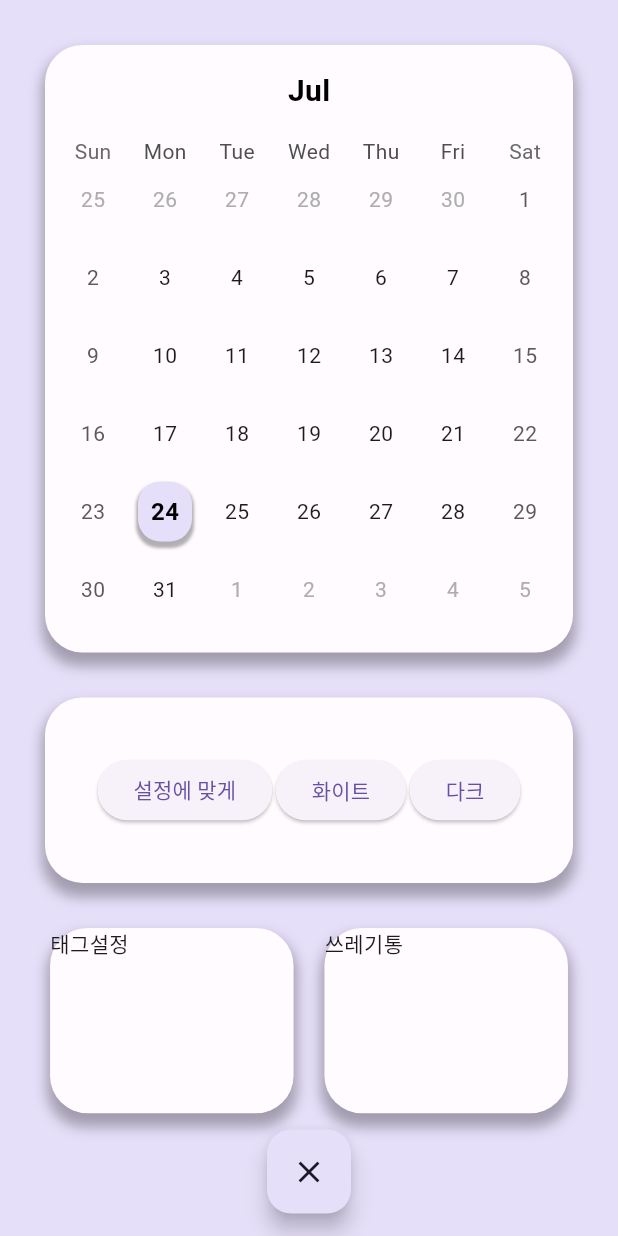
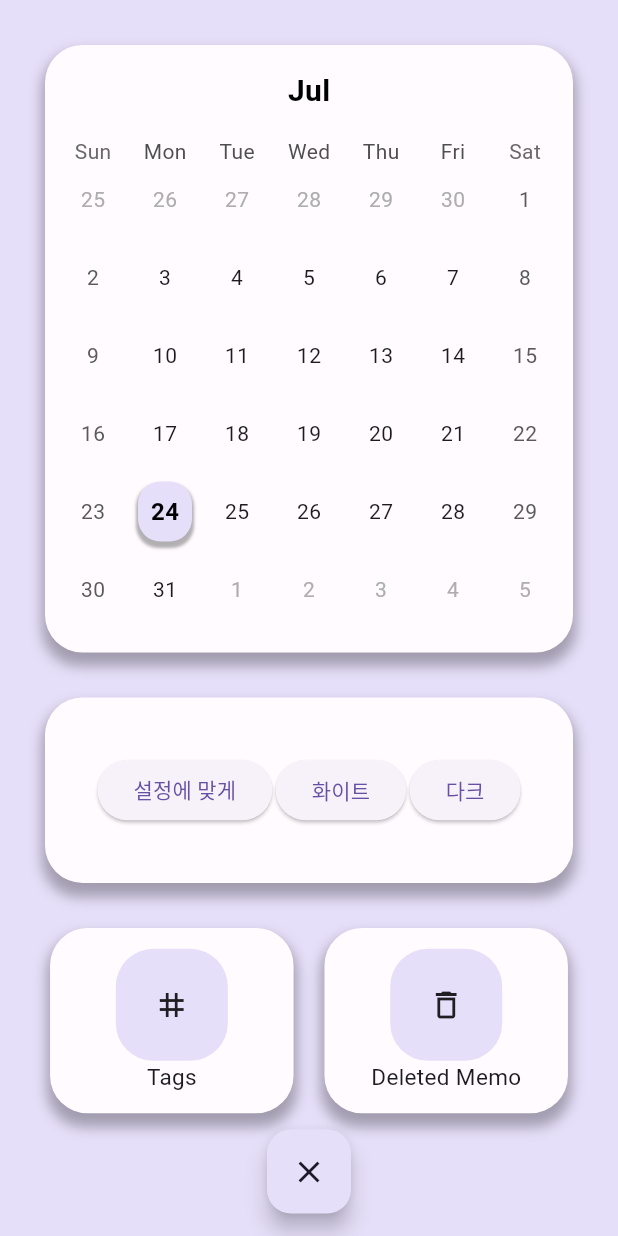
Before and after one commit to dc143cDev/memotile, a Flutter app: the screen it shows after launch, swiped to page 2, on a phone screen of 412 x 824 dp. Run offline on Flutter 3.47's test engine with Material 2 defaults, Android fonts, the phone set to English and light mode, and no system bars; drawn by our look-alikes of table_calendar; our stand-ins replace flutter_local_notifications, get, get_storage, sqflite, timezone; missing offline and left inert: flutter_shake_animated; accounts and stored records are empty.

Commit message:
control_view ui 수정

```diff
--- a/lib/app/modules/home/controllers/home_controller.dart
+++ b/lib/app/modules/home/controllers/home_controller.dart
@@ -915,6 +915,7 @@ class HomeController extends GetxController
   }
 
   //컨트롤 페이지 넘어간 후 컨테이너들 사이즈 커지는 애니메이션.
+  //container size
   RxBool controllPageContainerAnimationOn = false.obs;
 
   RxDouble controllPageLongContainerX = 34.0.obs;
@@ -924,10 +925,13 @@ class HomeController extends GetxController
 
   RxDouble controllPageLongContainerSubBox = 10.0.obs;
 
-  RxDouble controllPageShortContainerX = 0.0.obs;
-  RxDouble controllPageShortContainerY = 0.0.obs;
+  RxDouble controllPageShortContainerX = 40.0.obs;
+  RxDouble controllPageShortContainerY = 40.0.obs;
 
   RxDouble controllPageContainerOpacity = 0.6.obs;
+
+  //text size.
+  RxDouble controlViewTextSize = 0.0.obs;
 
   getControllPageContainer() {
     controllPageContainerAnimationOn.value = false;
@@ -936,10 +940,9 @@ class HomeController extends GetxController
     controllPageLongContainerY.value = Get.height * 0.10;
 
     controllPageLongContainerVerticalLine.value = 10;
-    controllPageLongContainerSubBox.value = 10;
 
     controllPageShortContainerX.value = Get.width * 0.2;
-    controllPageShortContainerY.value = Get.height * 0.07;
+    controllPageShortContainerY.value = Get.height * 0.09;
   }
 
   //너무 정신사납지 않게 실행당 한번만 애니메이션 작동.
@@ -960,6 +963,12 @@ class HomeController extends GetxController
         controllPageShortContainerY.value = Get.height * 0.15;
       },
     );
+
+    //tags, trash view 로 넘어가는 버튼 컨테이너의 텍스트.
+    //딜레이를 크게 줘서 오버플로우 방지.
+    Future.delayed(Duration(milliseconds: 500), () {
+      controlViewTextSize.value = 15;
+    });
   }
 
   late final memoTileAnimationController = AnimationController(
--- a/lib/app/modules/home/views/control_view.dart
+++ b/lib/app/modules/home/views/control_view.dart
@@ -33,9 +33,11 @@ class ControlView extends GetView<HomeController> {
           child: FloatingActionButton(
             child: Icon(
               Icons.close,
-              color: controller.isDarkModeOn.value == true ? iconDark : iconLight,
+              color:
+                  controller.isDarkModeOn.value == true ? iconDark : iconLight,
             ),
-            backgroundColor: controller.isDarkModeOn.value == true ? subDark : subLight,
+            backgroundColor:
+                controller.isDarkModeOn.value == true ? subDark : subLight,
             onPressed: () {
               controller.pageController.animateToPage(0,
                   duration: Duration(milliseconds: 300), curve: Curves.easeIn);
@@ -69,8 +71,7 @@ class ControlView extends GetView<HomeController> {
                                 : shadowLight,
                             spreadRadius: 2,
                             blurRadius: 7,
-                            offset:
-                                Offset(0, 7), // changes position of shadow
+                            offset: Offset(0, 7), // changes position of shadow
                           ),
                         ],
                       ),
@@ -83,8 +84,7 @@ class ControlView extends GetView<HomeController> {
                             () => Text(
                               controller.CurrentMonthForTile.value,
                               style: TextStyle(
-                                  color: controller.isDarkModeOn.value ==
-                                          true
+                                  color: controller.isDarkModeOn.value == true
                                       ? Colors.white
                                       : Colors.black,
                                   fontWeight: FontWeight.bold,
@@ -95,8 +95,7 @@ class ControlView extends GetView<HomeController> {
                             height: 16,
                           ),
                           Padding(
-                            padding:
-                                EdgeInsets.symmetric(horizontal: 8),
+                            padding: EdgeInsets.symmetric(horizontal: 8),
                             child: TableCalendar(
                               headerVisible: false,
                               calendarBuilders: CalendarBuilders(
@@ -111,8 +110,10 @@ class ControlView extends GetView<HomeController> {
                                       jsonDecode(eventToString);
                                   if (events.isNotEmpty == true) {
                                     return Row(
-                                    mainAxisAlignment: MainAxisAlignment.center,
-                                    crossAxisAlignment: CrossAxisAlignment.center,
+                                      mainAxisAlignment:
+                                          MainAxisAlignment.center,
+                                      crossAxisAlignment:
+                                          CrossAxisAlignment.center,
                                       children: [
                                         MarKerTile(
                                           date: '',
@@ -125,11 +126,11 @@ class ControlView extends GetView<HomeController> {
                                     );
                                   }
                                   return null;
-                              },),
+                                },
+                              ),
                               calendarStyle: CalendarStyle(
                                 todayTextStyle: TextStyle(
-                                  color: controller.isDarkModeOn.value ==
-                                      true
+                                  color: controller.isDarkModeOn.value == true
                                       ? Colors.white
                                       : Colors.black,
                                   fontSize: 16,
@@ -140,19 +141,17 @@ class ControlView extends GetView<HomeController> {
                                   boxShadow: [
                                     BoxShadow(
                                       color:
-                                          controller.isDarkModeOn.value ==
-                                                  true
+                                          controller.isDarkModeOn.value == true
                                               ? shadowDark
                                               : shadowLight,
                                       spreadRadius: 1,
                                       blurRadius: 1,
-                                      offset: Offset(0,
-                                          3), // changes position of shadow
+                                      offset: Offset(
+                                          0, 3), // changes position of shadow
                                     ),
                                   ],
                                   //오늘 컨테이너 컬러.
-                                  color: controller.isDarkModeOn.value ==
-                                          true
+                                  color: controller.isDarkModeOn.value == true
                                       ? subDark
                                       : subLight,
                                 ),
@@ -161,8 +160,7 @@ class ControlView extends GetView<HomeController> {
                                 ),
                               ),
                               headerStyle: HeaderStyle(
-                                titleTextStyle:
-                                    TextStyle(color: Colors.white),
+                                titleTextStyle: TextStyle(color: Colors.white),
                                 titleCentered: true,
                                 leftChevronVisible: false,
                                 rightChevronVisible: false,
@@ -179,8 +177,7 @@ class ControlView extends GetView<HomeController> {
                                 //DB 검색 용이성을 위해 미리 지정된 포맷으로 selectedDay 반환.
                                 // await controller.goToTop();
                                 controller.selectedDay.value =
-                                    DateFormat("yyyyMMdd")
-                                        .format(selectedDay);
+                                    DateFormat("yyyyMMdd").format(selectedDay);
                                 print('$selectedDay is selected');
                                 print('$focusedDay is focused');
                                 print(controller.selectedDay);
@@ -393,7 +390,50 @@ class ControlView extends GetView<HomeController> {
                                     .controllPageShortContainerX.value,
                                 height: controller
                                     .controllPageShortContainerY.value,
-                                child: Text('태그설정'),
+                                child: Center(
+                                  child: Column(
+                                    crossAxisAlignment:
+                                        CrossAxisAlignment.center,
+                                    mainAxisAlignment: MainAxisAlignment.center,
+                                    children: [
+                                      AnimatedContainer(
+                                        curve: Curves.easeIn,
+                                        duration: Duration(milliseconds: 100),
+                                        width: controller
+                                                .controllPageShortContainerX
+                                                .value *
+                                            0.46,
+                                        height: controller
+                                                .controllPageShortContainerX
+                                                .value *
+                                            0.46,
+                                        decoration: BoxDecoration(
+                                          color:
+                                              controller.isDarkModeOn.value ==
+                                                      true
+                                                  ? subDark
+                                                  : subLight,
+                                          borderRadius:
+                                              BorderRadius.circular(25),
+                                        ),
+                                        child: Icon(Icons.tag),
+                                      ),
+                                      Obx(
+                                        () => AnimatedContainer(
+                                          curve: Curves.easeIn,
+                                          duration: Duration(milliseconds: 50),
+                                          child: Text(
+                                            'Tags',
+                                            style: TextStyle(
+                                              fontSize: controller
+                                                  .controlViewTextSize.value,
+                                            ),
+                                          ),
+                                        ),
+                                      ),
+                                    ],
+                                  ),
+                                ),
                                 decoration: BoxDecoration(
                                   borderRadius: BorderRadius.circular(25),
                                   color: controller.isDarkModeOn.value == true
@@ -430,12 +470,55 @@ class ControlView extends GetView<HomeController> {
                             () => Center(
                               child: AnimatedContainer(
                                 curve: Curves.easeIn,
-                                duration: Duration(milliseconds: 300),
+                                duration: Duration(milliseconds: 100),
                                 width: controller
                                     .controllPageShortContainerX.value,
                                 height: controller
                                     .controllPageShortContainerY.value,
-                                child: Text('쓰레기통'),
+                                child: Center(
+                                  child: Column(
+                                    crossAxisAlignment:
+                                        CrossAxisAlignment.center,
+                                    mainAxisAlignment: MainAxisAlignment.center,
+                                    children: [
+                                      AnimatedContainer(
+                                        curve: Curves.easeIn,
+                                        duration: Duration(milliseconds: 100),
+                                        width: controller
+                                                .controllPageShortContainerX
+                                                .value *
+                                            0.46,
+                                        height: controller
+                                                .controllPageShortContainerX
+                                                .value *
+                                            0.46,
+                                        decoration: BoxDecoration(
+                                          color:
+                                              controller.isDarkModeOn.value ==
+                                                      true
+                                                  ? subDark
+                                                  : subLight,
+                                          borderRadius:
+                                              BorderRadius.circular(25),
+                                        ),
+                                        child: Icon(Icons.delete_outline),
+                                      ),
+                                      Obx(
+                                        () => AnimatedContainer(
+                                          curve: Curves.easeIn,
+                                          duration: Duration(milliseconds: 50),
+                                          child: Text(
+                                            'Deleted Memo',
+                                            style: TextStyle(
+                                              fontSize: controller
+                                                  .controlViewTextSize.value,
+                                            ),
+                                          ),
+                                        ),
+                                      ),
+                                    ],
+                                  ),
+                                ),
                                 decoration: BoxDecoration(
                                   borderRadius: BorderRadius.circular(25),
                                   color: controller.isDarkModeOn.value == true
```
Lines whose indentation alone changed are shown as unchanged.
